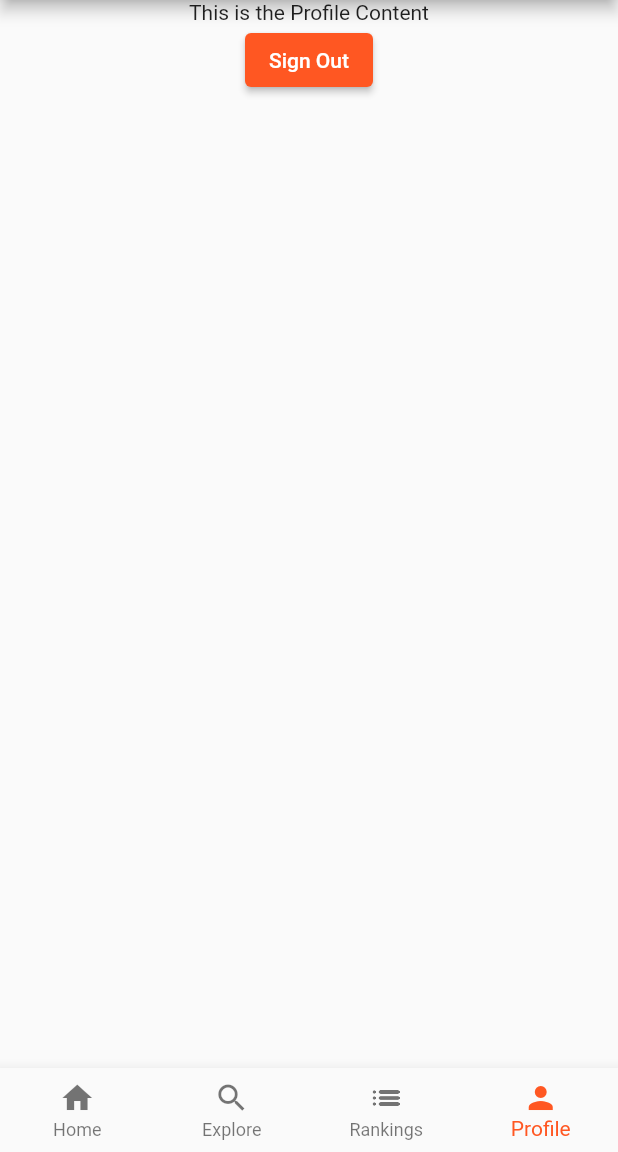
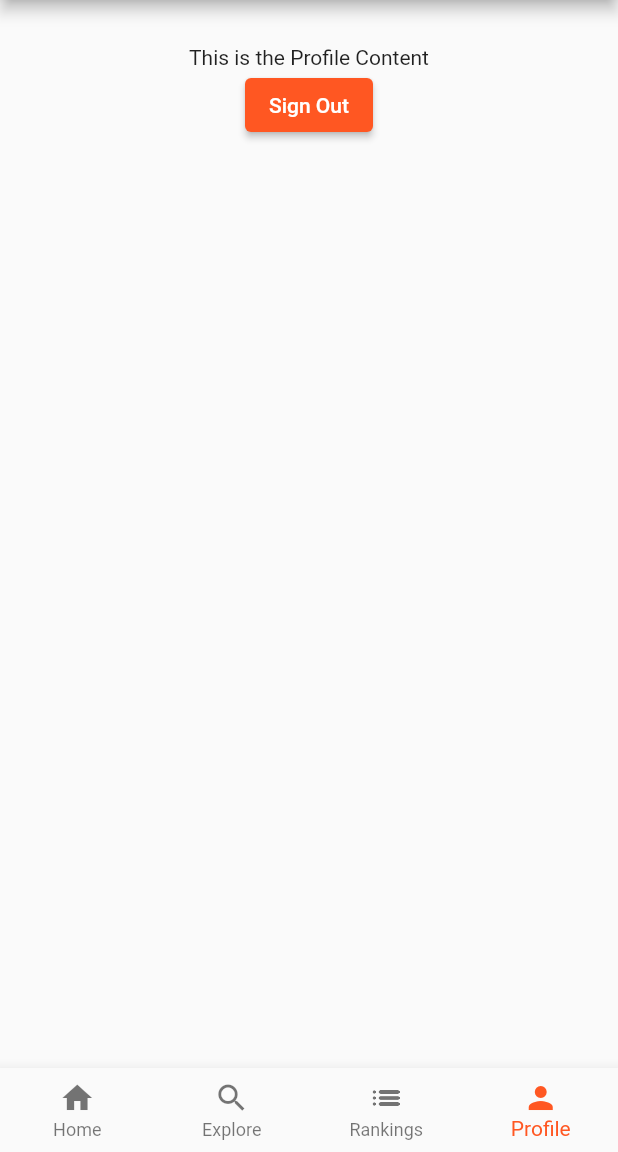
Before and after one commit to christiantobin/Social-Media-App, a Flutter app: the HomePage screen opened by its route, item 4 of the bottom bar chosen, on a phone screen of 412 x 824 dp, the part 84-1236 px from its top. Run offline on Flutter 3.47's test engine with Material 2 defaults, Android fonts, the phone set to English and light mode, and no system bars.

Commit message:
Update Profile

```diff
--- a/lib/homeContent/profileContent.dart
+++ b/lib/homeContent/profileContent.dart
@@ -4,6 +4,7 @@ class ProfileContent extends StatelessWidget {
   @override
   Widget build(BuildContext context) {
     return Column(children: [
+      Padding(padding: const EdgeInsets.all(15)),
       Center(
         child: Text('This is the Profile Content'),
       ),
```
